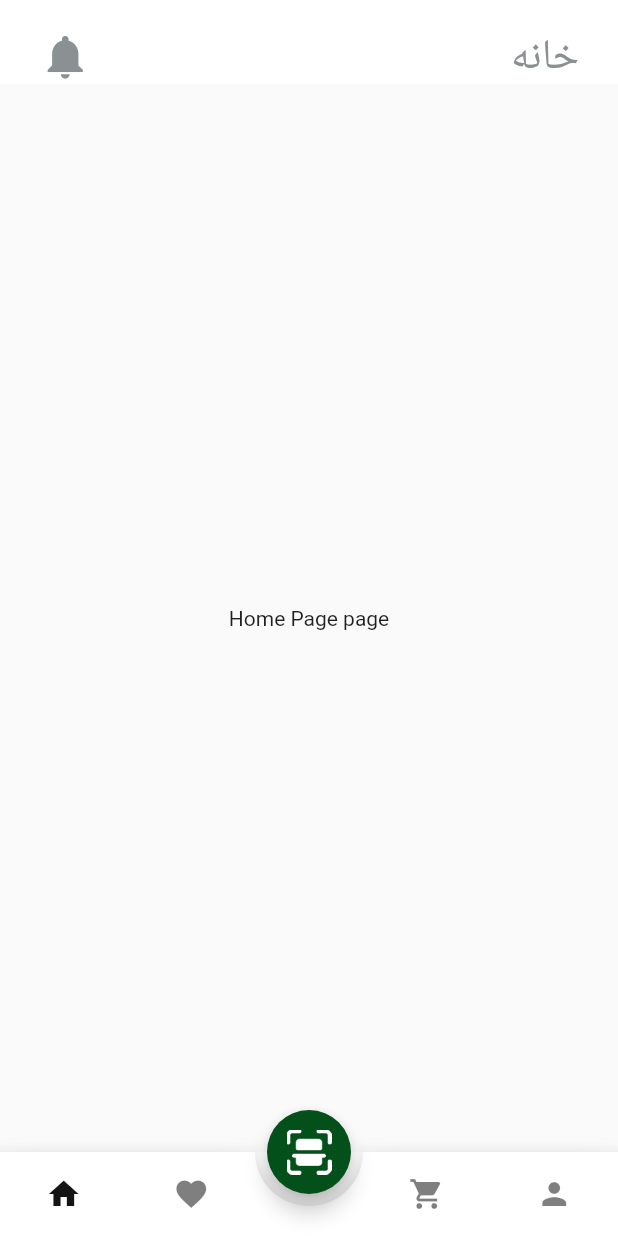
After one commit to sajjad0256/store, a Flutter app: the screen it shows after launch, after a tap on the "arrow forward ios" icon, after a tap on "رد کردن", on a phone screen of 412 x 824 dp. The commit adds this screen. Run offline on Flutter 3.47's test engine with Material 2 defaults, Android fonts, the phone set to English and light mode, and no system bars; drawn by our look-alikes of animated_bottom_navigation_bar; our stand-ins replace page_transition.

Commit message:
update nav

```diff
--- a/lib/const/constanse.dart
+++ b/lib/const/constanse.dart
@@ -12,6 +12,7 @@ class Constance {
   static String descriptionThree =
       'هرگلی نیاز داشته باشید در این اپلیکیشن پیدا می کنید';
   static Color myGreen = const Color.fromARGB(255, 48, 92, 30);
+  static Color myGreenLight = const Color.fromARGB(255, 4, 80, 27);
   static Color myGrey = const Color(0xff8b9192);
   static Color myGreyLight = const Color.fromARGB(255, 173, 175, 172);
   static Color myWhite = const Color.fromARGB(255, 255, 255, 255);
@@ -19,4 +20,6 @@ class Constance {
   static Color myBlack = const Color.fromARGB(255, 20, 20, 20);
   static Color myBlue = const Color.fromARGB(255, 43, 77, 248);
   static double sizeTitleAppbar = 22;
+  static double sizeTitle = 28;
+  static double sizeIconAppbar = 35;
 }
--- /dev/null
+++ b/lib/screen/card_page.dart
@@ -0,0 +1,19 @@
+import 'package:flutter/material.dart';
+
+class MyCard extends StatefulWidget {
+  const MyCard({super.key});
+
+  @override
+  State<MyCard> createState() => _MyCardState();
+}
+
+class _MyCardState extends State<MyCard> {
+  @override
+  Widget build(BuildContext context) {
+    return const Scaffold(
+      body: Center(
+        child: Text('Card page'),
+      ),
+    );
+  }
+}
--- /dev/null
+++ b/lib/screen/favorite_page.dart
@@ -0,0 +1,19 @@
+import 'package:flutter/material.dart';
+
+class MyFavorite extends StatefulWidget {
+  const MyFavorite({super.key});
+
+  @override
+  State<MyFavorite> createState() => _MyFavoriteState();
+}
+
+class _MyFavoriteState extends State<MyFavorite> {
+  @override
+  Widget build(BuildContext context) {
+    return const Scaffold(
+      body: Center(
+        child: Text('Favorite page'),
+      ),
+    );
+  }
+}
--- /dev/null
+++ b/lib/screen/home_page.dart
@@ -0,0 +1,19 @@
+import 'package:flutter/material.dart';
+
+class MyHomePage extends StatefulWidget {
+  const MyHomePage({super.key});
+
+  @override
+  State<MyHomePage> createState() => _MyHomePageState();
+}
+
+class _MyHomePageState extends State<MyHomePage> {
+  @override
+  Widget build(BuildContext context) {
+    return const Scaffold(
+      body: Center(
+        child: Text('Home Page page'),
+      ),
+    );
+  }
+}
--- /dev/null
+++ b/lib/screen/profile_page.dart
@@ -0,0 +1,19 @@
+import 'package:flutter/material.dart';
+
+class MyProfile extends StatefulWidget {
+  const MyProfile({super.key});
+
+  @override
+  State<MyProfile> createState() => _MyProfileState();
+}
+
+class _MyProfileState extends State<MyProfile> {
+  @override
+  Widget build(BuildContext context) {
+    return const Scaffold(
+      body: Center(
+        child: Text('Profile page'),
+      ),
+    );
+  }
+}
--- a/lib/screen/root.dart
+++ b/lib/screen/root.dart
@@ -1 +1,107 @@
+import 'package:animated_bottom_navigation_bar/animated_bottom_navigation_bar.dart';
 import 'package:flutter/material.dart';
+import 'package:page_transition/page_transition.dart';
+import 'package:store/const/constanse.dart';
+import 'package:store/screen/card_page.dart';
+import 'package:store/screen/favorite_page.dart';
+import 'package:store/screen/home_page.dart';
+import 'package:store/screen/profile_page.dart';
+import 'package:store/screen/scan_page.dart';
+
+class MyRoot extends StatefulWidget {
+  const MyRoot({super.key});
+
+  @override
+  State<MyRoot> createState() => _MyRootState();
+}
+
+class _MyRootState extends State<MyRoot> {
+  int bottonIndex = 0;
+  List<Widget> pages = [
+    const MyHomePage(),
+    const MyFavorite(),
+    const MyCard(),
+    const MyProfile(),
+  ];
+
+  List<IconData> listIcons = [
+    Icons.home,
+    Icons.favorite,
+    Icons.shopping_cart,
+    Icons.person,
+  ];
+
+  List<String> appbarTitle = [
+    'خانه',
+    'علاقه مندی ها',
+    'سبد خرید',
+    'پروفایل کاربری',
+  ];
+
+  @override
+  Widget build(BuildContext context) {
+    return Scaffold(
+      backgroundColor: Constance.myWhite,
+      appBar: AppBar(
+        automaticallyImplyLeading: false,
+        elevation: 0.0,
+        backgroundColor: Constance.myWhite,
+        title: Padding(
+          padding: const EdgeInsets.only(top: 20, left: 10, right: 10),
+          child: Row(
+            mainAxisAlignment: MainAxisAlignment.spaceBetween,
+            children: [
+              Icon(
+                Icons.notifications,
+                color: Constance.myGrey,
+                size: Constance.sizeIconAppbar,
+              ),
+              Text(
+                appbarTitle[bottonIndex],
+                style: TextStyle(
+                  color: Constance.myGrey,
+                  fontSize: Constance.sizeTitle,
+                ),
+              ),
+            ],
+          ),
+        ),
+      ),
+      floatingActionButton: FloatingActionButton(
+        backgroundColor: Constance.myGreenLight,
+        onPressed: () {
+          Navigator.of(context).push(
+            PageTransition(
+                child: const MyScan(), type: PageTransitionType.bottomToTop),
+          );
+        },
+        child: Image.asset(
+          'assets/images/code-scan.png',
+          height: 30,
+          color: Constance.myWhite,
+        ),
+      ),
+      floatingActionButtonLocation: FloatingActionButtonLocation.centerDocked,
+      bottomNavigationBar: AnimatedBottomNavigationBar(
+        splashColor: Constance.myGreyLight,
+        activeColor: Constance.myBlack,
+        gapLocation: GapLocation.center,
+        inactiveColor: Colors.black.withOpacity(0.5),
+        notchSmoothness: NotchSmoothness.softEdge,
+        icons: listIcons,
+        activeIndex: bottonIndex,
+        onTap: (index) {
+          setState(
+            () {
+              bottonIndex = index;
+            },
+          );
+        },
+      ),
+      body: IndexedStack(
+        index: bottonIndex,
+        children: pages,
+      ),
+    );
+  }
+}
--- /dev/null
+++ b/lib/screen/scan_page.dart
@@ -0,0 +1,19 @@
+import 'package:flutter/material.dart';
+
+class MyScan extends StatefulWidget {
+  const MyScan({super.key});
+
+  @override
+  State<MyScan> createState() => _MyScanState();
+}
+
+class _MyScanState extends State<MyScan> {
+  @override
+  Widget build(BuildContext context) {
+    return const Scaffold(
+      body: Center(
+        child: Text('Scan page'),
+      ),
+    );
+  }
+}
--- a/lib/screen/splash_screen.dart
+++ b/lib/screen/splash_screen.dart
@@ -1,4 +1,5 @@
 import 'package:flutter/material.dart';
+import 'package:store/screen/root.dart';
 
 import '../const/constanse.dart';
 
@@ -54,6 +55,13 @@ class _MySplashScreenState extends State<MySplashScreen> {
           Padding(
             padding: const EdgeInsets.only(top: 20, right: 20),
             child: InkWell(
+              onTap: () {
+                Navigator.of(context).push(
+                  MaterialPageRoute(
+                    builder: (context) => const MyRoot(),
+                  ),
+                );
+              },
               child: Text(
                 Constance.titleAppbar,
                 style: TextStyle(
@@ -126,6 +134,13 @@ class _MySplashScreenState extends State<MySplashScreen> {
                           _pageController.nextPage(
                               duration: const Duration(microseconds: 300),
                               curve: Curves.ease);
+                          if (currentIndex == 2) {
+                            Navigator.of(context).push(
+                              MaterialPageRoute(
+                                builder: (context) => const MyRoot(),
+                              ),
+                            );
+                          }
                         },
                       );
                     },
--- a/pubspec.yaml
+++ b/pubspec.yaml
@@ -55,6 +55,8 @@ dev_dependencies:
 # The following section is specific to Flutter packages.
 flutter:
 
+  uses-material-design: true
+
   fonts:
     - family: BTitrBd
       fonts:
@@ -69,6 +71,8 @@ flutter:
 
   assets:
     - assets/images/
+
+
   #
   # For details regarding fonts from package dependencies,
   # see https://flutter.dev/custom-fonts/#from-packages
```
